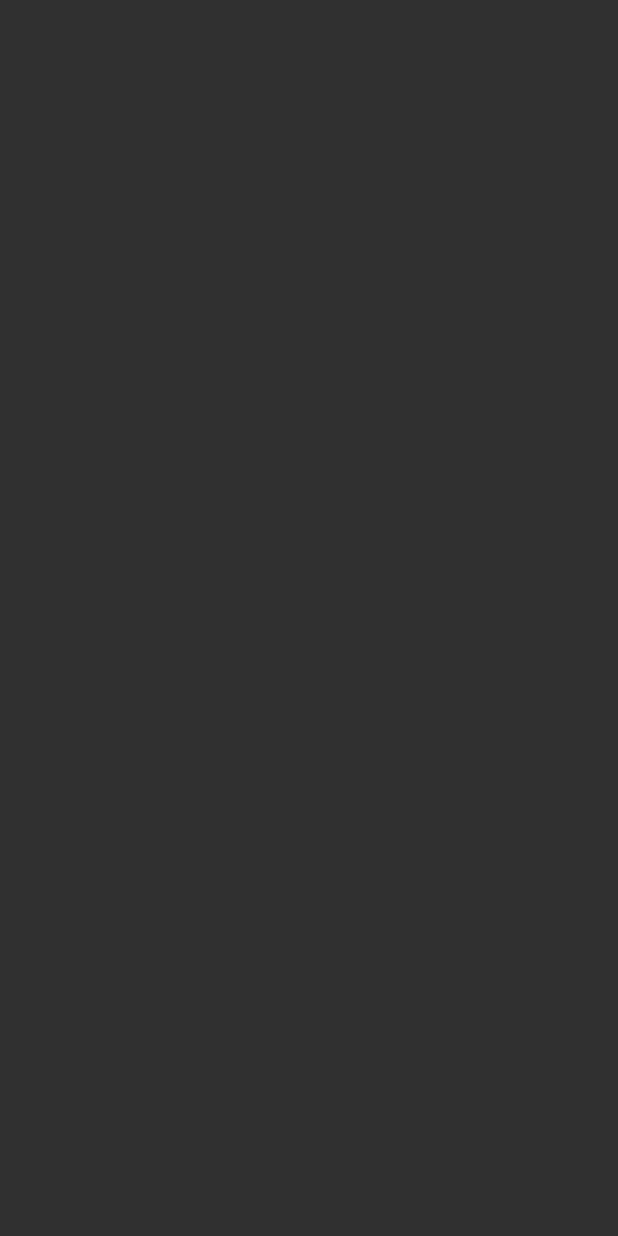
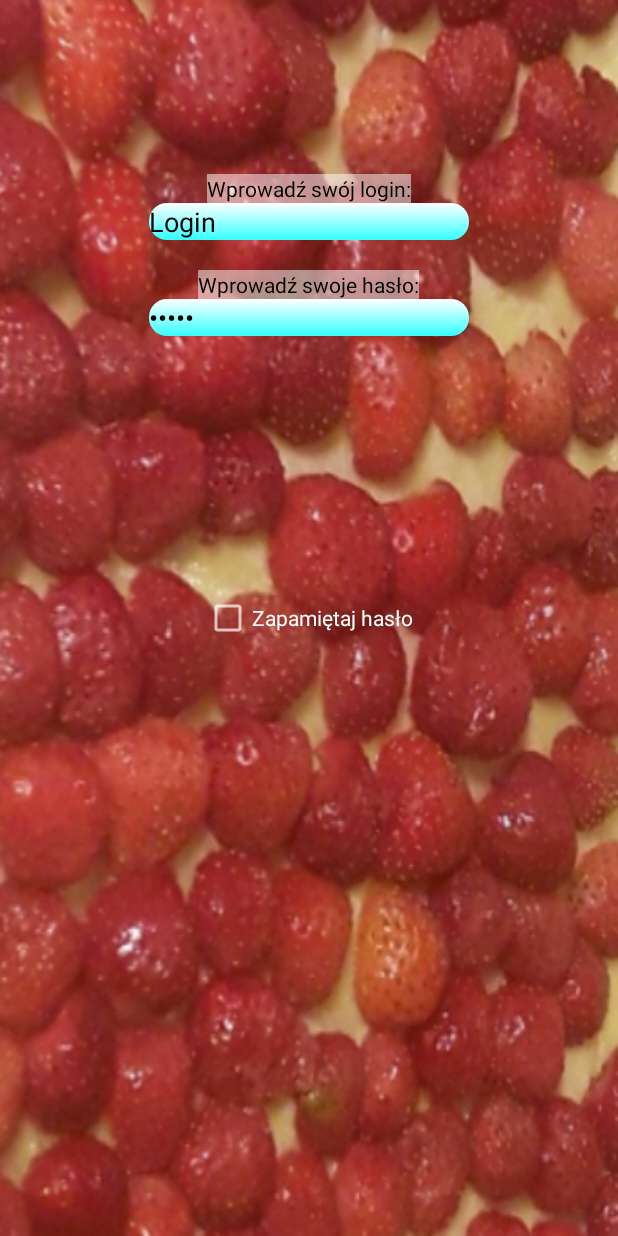
Before and after one commit to HelAsia/MojePrzepisy, an Android app: the LoginActivity screen opened directly, with no data from a screen before it, on a phone screen of 412 x 824 dp. Before the commit the screen is empty. Run offline under Robolectric (Android 15) with nearby library versions, the phone set to English and light mode, and no system bars.

Commit message:
Login Activity has been added

```diff
--- a/mobile/app/src/main/res/layout/activity_login.xml
+++ b/mobile/app/src/main/res/layout/activity_login.xml
@@ -9,6 +9,61 @@
   android:paddingBottom="@dimen/activity_vertical_margin"
   android:paddingLeft="@dimen/activity_horizontal_margin"
   android:paddingRight="@dimen/activity_horizontal_margin"
-  tools:context="com.moje.przepisy.mojeprzepisy.LoginActivity">
+  tools:context="com.moje.przepisy.mojeprzepisy.LoginActivity"
+  android:background="@drawable/startowa">
 
+  <TextView
+    android:layout_marginTop="100dp"
+    android:text="@string/enter_your_login"
+    android:background="@color/white_transparent"
+    android:textColor="@color/black"
+    android:layout_width="wrap_content"
+    android:layout_height="wrap_content"
+    android:layout_centerHorizontal="true"
+    android:layout_centerVertical="false"
+    android:id="@+id/login_textView"/>
+  <EditText
+    android:layout_width="wrap_content"
+    android:layout_height="wrap_content"
+    android:inputType="textPersonName"
+    android:background="@drawable/home_page_buttons"
+    android:textColor="@color/black"
+    android:textColorHint="@color/black"
+    android:text="@string/your_login"
+    android:ems="10"
+    android:layout_below="@+id/login_textView"
+    android:layout_centerHorizontal="true"
+    android:layout_centerVertical="true"
+    android:id="@+id/login_editText"/>
+  <TextView
+    android:layout_marginTop="@dimen/gap_between_buttons2"
+    android:text="@string/enter_your_password"
+    android:background="@color/white_transparent"
+    android:textColor="@color/black"
+    android:layout_width="wrap_content"
+    android:layout_height="wrap_content"
+    android:layout_below="@+id/login_editText"
+    android:layout_centerHorizontal="true"
+    android:layout_centerVertical="true"
+    android:id="@+id/password_textView"/>
+  <EditText
+    android:layout_width="wrap_content"
+    android:layout_height="wrap_content"
+    android:inputType="textPassword"
+    android:background="@drawable/home_page_buttons"
+    android:textColor="@color/black"
+    android:textColorHint="@color/black"
+    android:text="@string/your_password"
+    android:ems="10"
+    android:layout_below="@+id/password_textView"
+    android:layout_centerHorizontal="true"
+    android:layout_centerVertical="true"
+    android:id="@+id/password_editText"/>
+  <CheckBox
+    android:text="@string/remember_password"
+    android:layout_width="wrap_content"
+    android:layout_height="wrap_content"
+    android:layout_centerVertical="true"
+    android:layout_centerHorizontal="true"
+    android:id="@+id/remember_password_checkBox"/>
 </RelativeLayout>
--- a/mobile/app/src/main/res/layout/activity_register.xml
+++ b/mobile/app/src/main/res/layout/activity_register.xml
@@ -21,7 +21,7 @@
     android:layout_alignParentTop="true"
     android:layout_centerHorizontal="true"
     android:layout_centerVertical="true"
-    android:layout_marginTop="15dp"
+    android:layout_marginTop="30dp"
     android:id="@+id/name_textView"/>
   <EditText
     android:layout_width="wrap_content"
--- a/mobile/app/src/main/res/values/strings.xml
+++ b/mobile/app/src/main/res/values/strings.xml
@@ -20,4 +20,6 @@
   <string name="your_email">Email</string>
   <string name="enter_your_email_again">Powtórz swój email:</string>
   <string name="your_email_again">Powtórzony Email</string>
+
+  <string name="remember_password">Zapamiętaj hasło</string>
 </resources>
```
